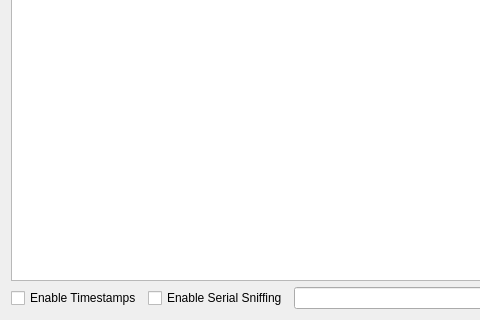
This is FOSSAGSCP/messagelogframe.ui in FOSSASystems/FOSSA-GroundStationControlPanel as Qt 5 draws it before an edit; both pictures show x 0 to 480 and y 127 to 447 of the 810 by 447 pixel window. The edited form follows.
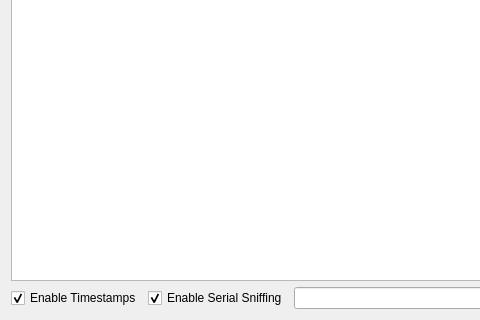
This is the edited form.

Commit message: fixed string allocation errors

Diff of the .ui file:
```diff
--- a/FOSSAGSCP/messagelogframe.ui
+++ b/FOSSAGSCP/messagelogframe.ui
@@ -34,6 +34,9 @@
        <property name="text">
         <string>Enable Timestamps</string>
        </property>
+       <property name="checked">
+        <bool>true</bool>
+       </property>
       </widget>
      </item>
      <item>
@@ -44,6 +47,9 @@
        <property name="text">
         <string>Enable Serial Sniffing</string>
        </property>
+       <property name="checked">
+        <bool>true</bool>
+       </property>
       </widget>
      </item>
      <item>
```
The commit also changes 2 other files.
